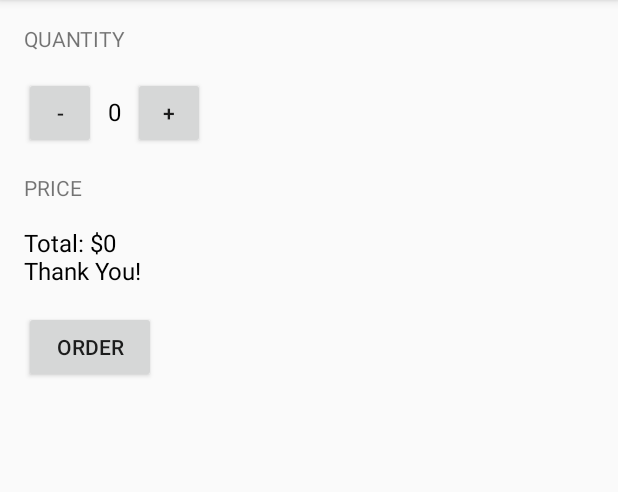
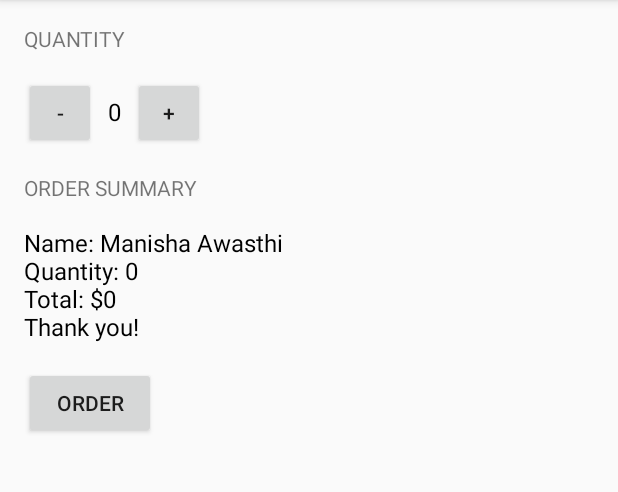
Before and after one commit to manisha-A/coffeeshots, an Android app: the screen it shows after launch (MainActivity), after a tap on "ORDER", on a phone screen of 412 x 824 dp, the part 84-576 px from its top. Run offline under Robolectric (Android 15) with nearby library versions, the phone set to English and light mode, and no system bars.

Commit message:
Add order summary

```diff
--- a/app/src/main/java/com/example/android/justjava/MainActivity.java
+++ b/app/src/main/java/com/example/android/justjava/MainActivity.java
@@ -4,8 +4,6 @@ import android.os.Bundle;
 import android.support.v7.app.AppCompatActivity;
 import android.view.View;
 import android.widget.TextView;
-
-import java.text.NumberFormat;
 
 /**
  * This app displays an order form to order coffee.
@@ -24,9 +22,10 @@ public class MainActivity extends AppCompatActivity {
      * This method is called when the order button is clicked.
      */
     public void submitOrder(View view) {
-        int price = quantity * 5;
-        String priceMessage = "Total: $" + price + "\nThank You!";
+        int price = calculatePrice();
+        String priceMessage = createOrderSummary(price);
         displayMessage(priceMessage);
+
     }
 
     /**
@@ -38,19 +37,11 @@ public class MainActivity extends AppCompatActivity {
     }
 
     /**
-     * This method displays the given price  on the screen.
-     */
-    private void displayPrice(int number) {
-        TextView priceTextView = (TextView) findViewById(R.id.price_text_view);
-        priceTextView.setText(NumberFormat.getCurrencyInstance().format(number));
-    }
-
-    /**
      * This method displays the given message  on the screen.
      */
     private void displayMessage(String message) {
-        TextView priceTextView = (TextView) findViewById(R.id.price_text_view);
-        priceTextView.setText(message);
+        TextView orderSummaryTextView = (TextView) findViewById(R.id.order_summary_text_view);
+        orderSummaryTextView.setText(message);
     }
 
     /**
@@ -68,4 +59,22 @@ public class MainActivity extends AppCompatActivity {
         quantity = quantity - 1;
         displayQuantity(quantity);
     }
+
+
+    /**
+     * Calculates the price of the order.
+     */
+    private int calculatePrice() {
+        return quantity * 5;
+    }
+
+    /**
+     *
+     * @param orderPrice
+     * @return
+     */
+    private String createOrderSummary(int orderPrice) {
+        String orderSummary = "Name: Manisha Awasthi\nQuantity: " + quantity + "\nTotal: $" + orderPrice + "\nThank you!";
+        return orderSummary;
+    }
 }
--- a/app/src/main/res/layout/activity_main.xml
+++ b/app/src/main/res/layout/activity_main.xml
@@ -51,11 +51,11 @@
         android:layout_width="wrap_content"
         android:layout_height="wrap_content"
         android:layout_marginTop="16dp"
-        android:text="@string/price"
+        android:text="@string/order_summary"
         android:textAllCaps="true" />
 
     <TextView
-        android:id="@+id/price_text_view"
+        android:id="@+id/order_summary_text_view"
         android:layout_width="wrap_content"
         android:layout_height="wrap_content"
         android:layout_marginTop="16dp"
--- a/app/src/main/res/values/strings.xml
+++ b/app/src/main/res/values/strings.xml
@@ -2,7 +2,7 @@
     <string name="app_name">Just Java</string>
     <string name="quantity">Quantity</string>
     <string name="order">Order</string>
-    <string name="price">Price</string>
+    <string name="order_summary">Order Summary</string>
     <string name="decrement">-</string>
     <string name="increment">+</string>
 </resources>
```
